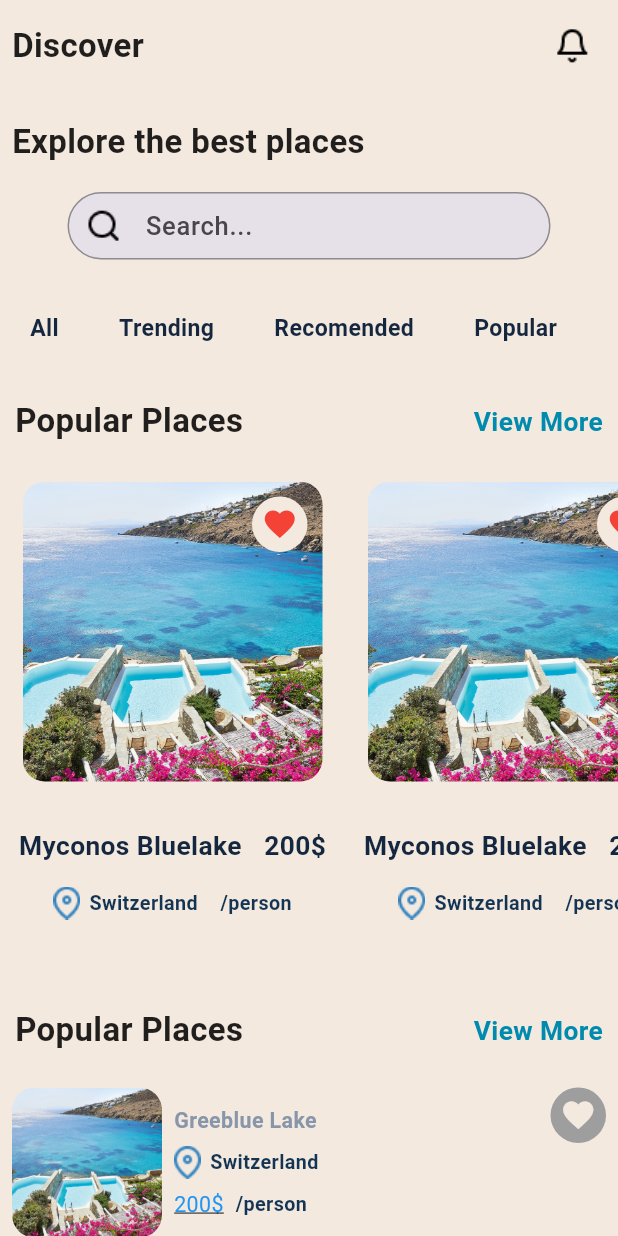
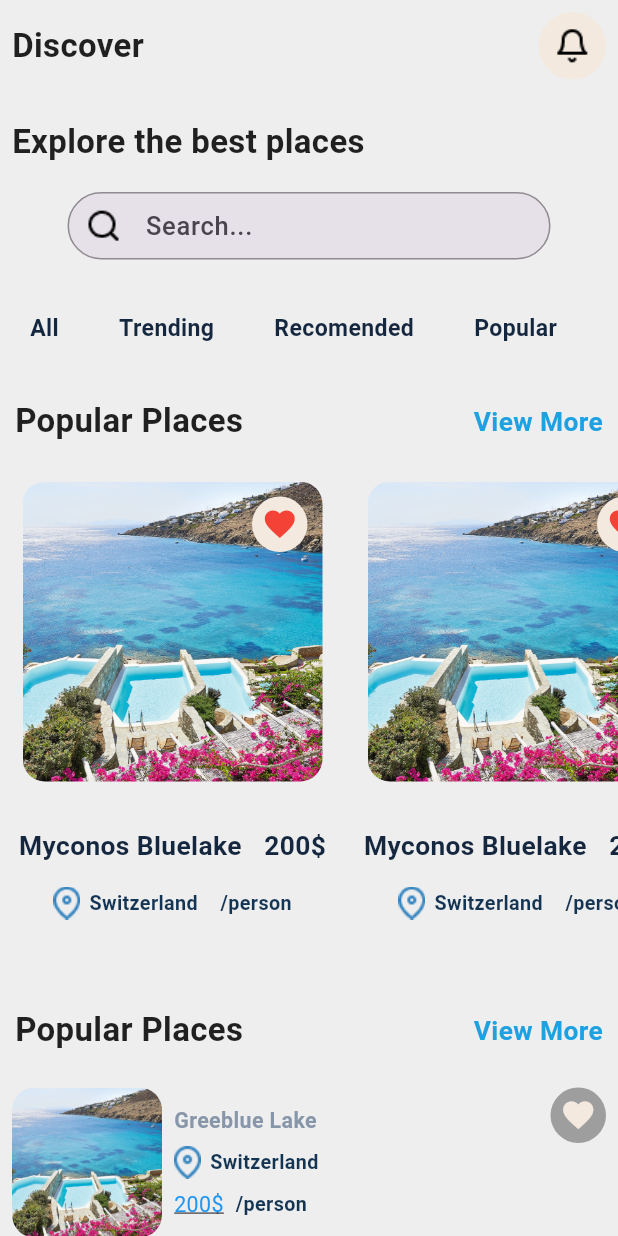
Before and after one commit to mastermajidosse/gooto, a Flutter app: the HomeScreen screen opened directly, on a phone screen of 412 x 824 dp. Run offline on Flutter 3.47's test engine with Material 3 defaults, Android fonts, the phone set to English and light mode, and no system bars; our stand-ins replace audioplayers, bloc, cached_network_image, equatable, flutter_bloc, flutter_phoenix and 11 more; missing offline and left inert: flutter_email_sender; accounts and stored records are empty; network calls fail.

Commit message:
change color and add bottom bar

```diff
--- a/lib/screen/feed/home_screen.dart
+++ b/lib/screen/feed/home_screen.dart
@@ -20,7 +20,7 @@ class _HomeScreenState extends State<HomeScreen> {
   @override
   Widget build(BuildContext context) {
     return Scaffold(
-      backgroundColor: MyStyle.secondarycolo,
+      backgroundColor: Colors.grey[200],
       body: SingleChildScrollView(
         child: Column(
           children: [
@@ -71,8 +71,7 @@ class _HomeScreenState extends State<HomeScreen> {
               height: 45,
               width: 322,
               // margin: EdgeInsets.all(8),
-              decoration:
-                  BoxDecoration(borderRadius: BorderRadius.circular(60)),
+              decoration: BoxDecoration(borderRadius: BorderRadius.circular(60)),
               child: TextFormField(
                 onFieldSubmitted: (v) {
                   print(v);
--- a/lib/utils/mystyle.dart
+++ b/lib/utils/mystyle.dart
@@ -6,7 +6,8 @@ import 'package:flutter_spinkit/flutter_spinkit.dart';
 class MyStyle {
   // static const Color primarycolo = Color.fromARGB(255, 23, 49, 17); // #b30e35
   // static const Color primarycolo = Color.fromARGB(255, 85, 6, 6); // #b30e35
-  static const Color primarycolo = Color(0xFF008aae);
+  static const Color primarycolo = Color(0xFF1ea1e1);
+  // static const Color primarycolo = Color(0xFF008aae);
   // static const Color primarycolo = Color.fromARGB(255, 225, 225, 225); // #b30e35
   static const Color logocolo = Colors.black; // #b30e35
   static const Color secondarycolo = Color(0xFFf3e9df); //#f3e9df
@@ -186,8 +187,7 @@ class MyStyle {
 
   //
 
-  static BoxDecoration storedecoration(
-      {Color colo = Colors.white, String? image}) {
+  static BoxDecoration storedecoration({Color colo = Colors.white, String? image}) {
     return BoxDecoration(
       color: colo,
       // image: DecorationImage(
@@ -224,8 +224,7 @@ class MyStyle {
   //   );
   // }
 
-  static InputDecoration inputregular(String hint,
-      {Icon? icon, Icon? oneicon}) {
+  static InputDecoration inputregular(String hint, {Icon? icon, Icon? oneicon}) {
     return InputDecoration(
       hintText: hint,
       hintStyle: TextStyle(
@@ -293,8 +292,7 @@ class MyStyle {
       labelStyle: TextStyle(color: MyStyle.textgreycolor),
       errorStyle: TextStyle(color: MyStyle.pinkcolor),
       hintStyle: TextStyle(color: MyStyle.textgreycolor),
-      contentPadding:
-          EdgeInsets.only(bottom: 9.w, top: 9.w, left: 28.0, right: 18.0),
+      contentPadding: EdgeInsets.only(bottom: 9.w, top: 9.w, left: 28.0, right: 18.0),
       enabledBorder: OutlineInputBorder(
           borderRadius: BorderRadius.circular(radius),
           borderSide: BorderSide(
@@ -374,11 +372,9 @@ class MyStyle {
       return o.toString();
   }
 
-  static bool isNullEmptyOrFalse(Object? o) =>
-      o == null || false == o || "" == o;
+  static bool isNullEmptyOrFalse(Object? o) => o == null || false == o || "" == o;
 
-  static bool isNullEmptyFalseOrZero(Object? o) =>
-      o == null || false == o || 0 == o || "" == o;
+  static bool isNullEmptyFalseOrZero(Object? o) => o == null || false == o || 0 == o || "" == o;
 
   static String capitalize(String s) => s[0].toUpperCase() + s.substring(1);
   DateTime now = DateTime.now();
@@ -394,8 +390,7 @@ class MyStyle {
 
     // print("${user.lastsmileDate!.day} .. ${now.day - 1}");
     if ((user.lastsmileDate!.month == now.month) &&
-        (user.lastsmileDate!.day == now.day - 1 ||
-            user.lastsmileDate!.day == now.day)) {
+        (user.lastsmileDate!.day == now.day - 1 || user.lastsmileDate!.day == now.day)) {
       return true;
     } else {
       return false;
@@ -406,8 +401,7 @@ class MyStyle {
     DateTime now = DateTime.now();
 
     // print("${date.lastsmileDate!.day} .. ${now.day - 1}");
-    if ((date!.month == now.month) &&
-        (date!.day == now.day - 1 || date!.day == now.day)) {
+    if ((date!.month == now.month) && (date!.day == now.day - 1 || date!.day == now.day)) {
       return true;
     } else {
       return false;
@@ -418,8 +412,7 @@ class MyStyle {
     DateTime now = DateTime.now();
 
     // print("${user.lastsmileDate!.day} .. ${now.day - 1}");
-    if ((date!.month == now.month) &&
-        (date!.day == now.day - 1 && date!.day != now.day)) {
+    if ((date!.month == now.month) && (date!.day == now.day - 1 && date!.day != now.day)) {
       return true;
     } else {
       return false;
--- a/pubspec.yaml
+++ b/pubspec.yaml
@@ -35,7 +35,7 @@ dependencies:
   # The following adds the Cupertino Icons font to your application.
   # Use with the CupertinoIcons class for iOS style icons.
   cupertino_icons: ^1.0.6
-  intl: ^0.19.0
+  intl: ^0.18.1
   equatable: ^2.0.0
   flutter_bloc: ^7.3.1
   flutter_screenutil: ^5.0.0+2
```
Also changed, not shown: lib/main.dart (+4 -4 lines), lib/screen/app_start_screen.dart (+15 -14 lines), lib/screen/bottom_tab.dart (+5 -9 lines), pubspec.lock.
